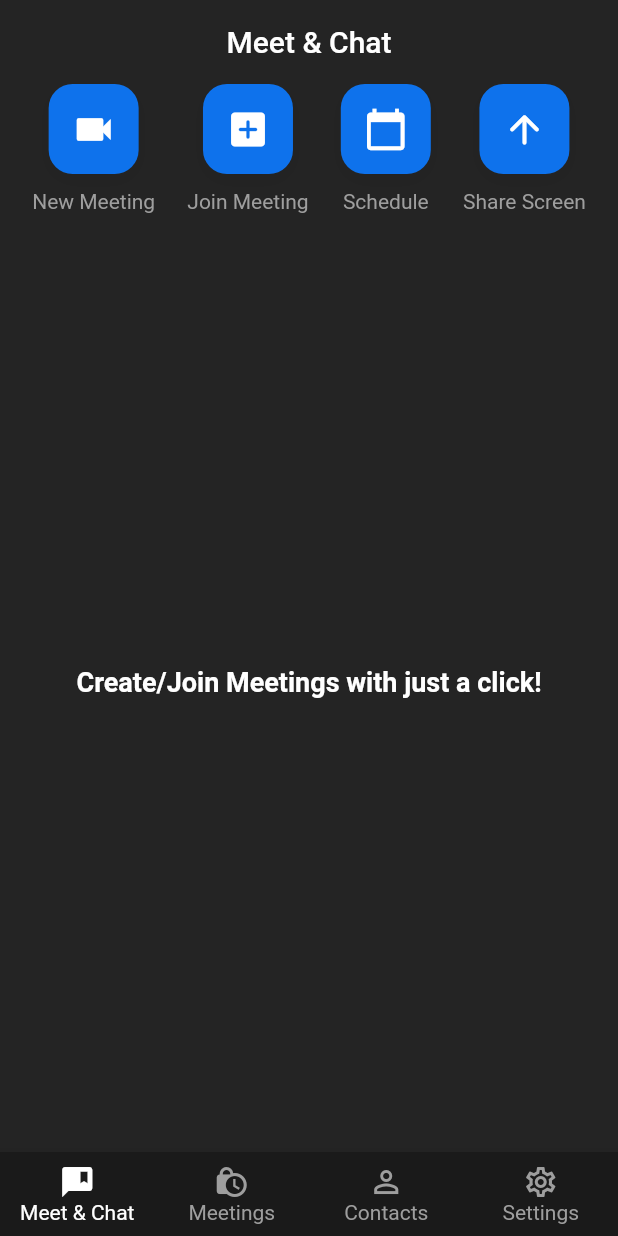
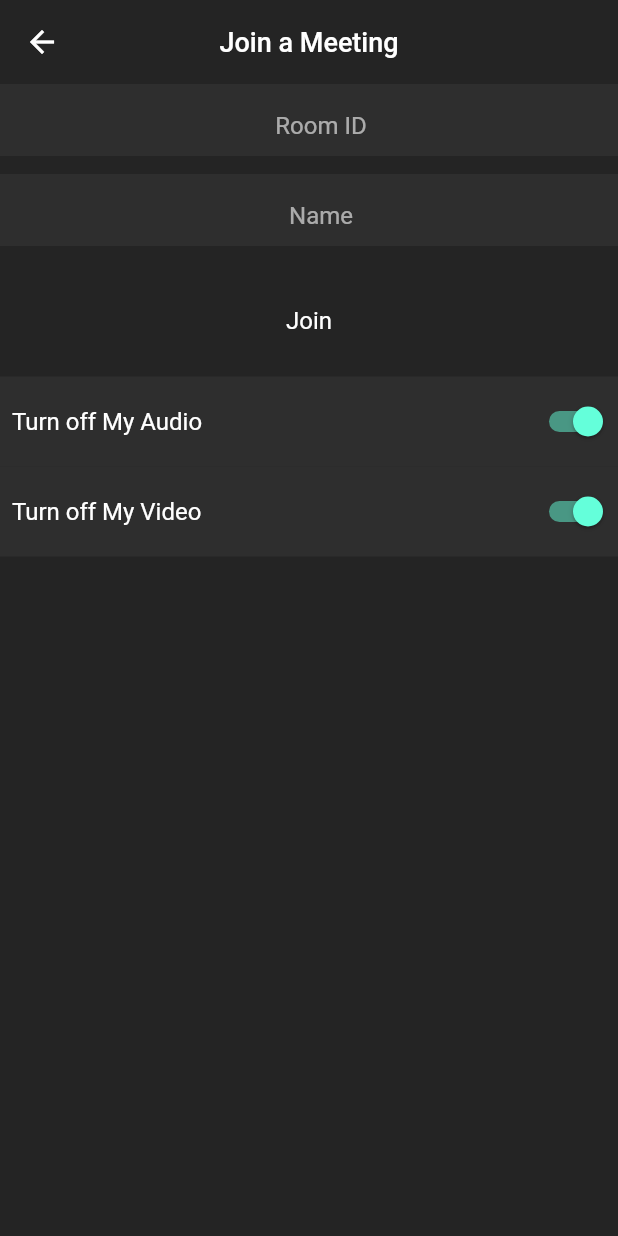
Before and after one commit to HidayaElHabti/ZoomClone, a Flutter app: the screen it shows once a user with an empty profile is signed in, after a tap on "Join Meeting", on a phone screen of 412 x 824 dp. Run offline on Flutter 3.47's test engine with Material 2 defaults, Android fonts, the phone set to English and light mode, and no system bars; our stand-ins replace cloud_firestore, firebase_auth, firebase_core, google_sign_in; missing offline and left inert: jitsi_meet; accounts and stored records are empty; network calls fail.

Commit message:
Join Meeting

```diff
--- a/lib/main.dart
+++ b/lib/main.dart
@@ -3,6 +3,7 @@ import 'package:flutter/material.dart';
 import 'package:zoom_clone/resources/auth_methods.dart';
 import 'package:zoom_clone/screens/home_screen.dart';
 import 'package:zoom_clone/screens/login_screen.dart';
+import 'package:zoom_clone/screens/video_call_screen.dart';
 import 'package:zoom_clone/utils/colors.dart';
 
 void main() {
@@ -27,6 +28,7 @@ class MyApp extends StatelessWidget {
               routes: {
                 '/login': (context) => const LoginScreen(),
                 '/home': (context) => const HomeScreen(),
+                '/video-call': (context) => const VideoCallScreen(),
               },
               home: StreamBuilder(
                 stream: AuthMethods().authChanges,
--- a/lib/resources/jitsi_meet_methods.dart
+++ b/lib/resources/jitsi_meet_methods.dart
@@ -7,15 +7,21 @@ class JitsiMeetMethods {
   void createMeeting(
       {required String roomName,
       required bool isAudioMuted,
-      required bool isVideoMuted}) async {
+      required bool isVideoMuted,
+      String name = ''}) async {
     try {
+      String userName;
       FeatureFlag featureFlag = FeatureFlag();
       featureFlag.welcomePageEnabled = false;
       featureFlag.resolution = FeatureFlagVideoResolution
           .MD_RESOLUTION; // Limit video resolution to 360p
-
+      if (name.isEmpty) {
+        userName = _authMethods.user.displayName!;
+      } else {
+        userName = name;
+      }
       var options = JitsiMeetingOptions(room: roomName)
-        ..userDisplayName = _authMethods.user.displayName
+        ..userDisplayName = userName
         ..userEmail = _authMethods.user.email
         ..userAvatarURL = _authMethods.user.photoURL
         ..audioMuted = isAudioMuted
--- a/lib/screens/meeting_screen.dart
+++ b/lib/screens/meeting_screen.dart
@@ -15,6 +15,10 @@ class MeetingScreen extends StatelessWidget {
         roomName: roomName, isAudioMuted: true, isVideoMuted: true);
   }
 
+  joinMeeting(BuildContext context) {
+    Navigator.pushNamed(context, '/video-call');
+  }
+
   @override
   Widget build(BuildContext context) {
     return Column(
@@ -28,7 +32,7 @@ class MeetingScreen extends StatelessWidget {
               icon: Icons.videocam,
             ),
             HomeMeetingButton(
-              onPressed: () {},
+              onPressed: () => joinMeeting(context),
               text: 'Join Meeting',
               icon: Icons.add_box_rounded,
             ),
--- /dev/null
+++ b/lib/screens/video_call_screen.dart
@@ -0,0 +1,130 @@
+import 'package:flutter/material.dart';
+import 'package:jitsi_meet/jitsi_meet.dart';
+import 'package:zoom_clone/resources/auth_methods.dart';
+import 'package:zoom_clone/resources/jitsi_meet_methods.dart';
+import 'package:zoom_clone/utils/colors.dart';
+import 'package:zoom_clone/widgets/meeting_option.dart';
+
+class VideoCallScreen extends StatefulWidget {
+  const VideoCallScreen({Key? key}) : super(key: key);
+
+  @override
+  State<VideoCallScreen> createState() => _VideoCallScreenState();
+}
+
+class _VideoCallScreenState extends State<VideoCallScreen> {
+  final AuthMethods _authMethods = AuthMethods();
+  late TextEditingController roomIdController;
+  late TextEditingController nameController;
+  final JitsiMeetMethods _jitsiMeetMethods = JitsiMeetMethods();
+
+  bool isAudioMuted = true;
+  bool isVideoMuted = true;
+  @override
+  void initState() {
+    roomIdController = TextEditingController();
+    nameController = TextEditingController(text: _authMethods.user.displayName);
+    super.initState();
+  }
+
+  @override
+  void dispose() {
+    super.dispose();
+    roomIdController.dispose();
+    nameController.dispose();
+    JitsiMeet.removeAllListeners();
+  }
+
+  _joinMeeting() {
+    _jitsiMeetMethods.createMeeting(
+        roomName: roomIdController.text,
+        isAudioMuted: isAudioMuted,
+        isVideoMuted: isVideoMuted,
+        name: nameController.text);
+  }
+
+  @override
+  Widget build(BuildContext context) {
+    return Scaffold(
+        appBar: AppBar(
+          elevation: 0,
+          backgroundColor: backgroundColor,
+          title: const Text(
+            'Join a Meeting',
+            style: TextStyle(
+              fontSize: 18,
+            ),
+          ),
+          centerTitle: true,
+        ),
+        body: Column(children: [
+          SizedBox(
+            height: 60,
+            child: TextField(
+              controller: roomIdController,
+              maxLines: 1,
+              textAlign: TextAlign.center,
+              keyboardType: TextInputType.number,
+              decoration: const InputDecoration(
+                fillColor: secondaryBackgroundColor,
+                filled: true,
+                border: InputBorder.none,
+                hintText: 'Room ID',
+                contentPadding: EdgeInsets.fromLTRB(16, 8, 0, 0),
+              ),
+            ),
+          ),
+          SizedBox(
+            height: 60,
+            child: TextField(
+              controller: nameController,
+              maxLines: 1,
+              textAlign: TextAlign.center,
+              keyboardType: TextInputType.number,
+              decoration: const InputDecoration(
+                fillColor: secondaryBackgroundColor,
+                filled: true,
+                border: InputBorder.none,
+                hintText: 'Name',
+                contentPadding: EdgeInsets.fromLTRB(16, 8, 0, 0),
+              ),
+            ),
+          ),
+          const SizedBox(height: 20),
+          InkWell(
+            onTap: _joinMeeting,
+            child: const Padding(
+                padding: EdgeInsets.all(8.0),
+                child: Text(
+                  'Join',
+                  style: TextStyle(
+                    fontSize: 16,
+                  ),
+                )),
+          ),
+          const SizedBox(height: 20),
+          MeetingOption(
+            text: 'Turn off My Audio',
+            isMute: isAudioMuted,
+            onChange: onAudioChange,
+          ),
+          MeetingOption(
+            text: 'Turn off My Video',
+            isMute: isVideoMuted,
+            onChange: onVideoChange,
+          ),
+        ]));
+  }
+
+  onAudioChange(bool value) {
+    setState(() {
+      isAudioMuted = value;
+    });
+  }
+
+  onVideoChange(bool value) {
+    setState(() {
+      isVideoMuted = value;
+    });
+  }
+}
--- /dev/null
+++ b/lib/widgets/meeting_option.dart
@@ -0,0 +1,35 @@
+import 'package:flutter/material.dart';
+import 'package:zoom_clone/utils/colors.dart';
+
+class MeetingOption extends StatelessWidget {
+  final String text;
+  final bool isMute;
+  final Function(bool) onChange;
+  const MeetingOption(
+      {Key? key,
+      required this.text,
+      required this.isMute,
+      required this.onChange})
+      : super(key: key);
+
+  @override
+  Widget build(BuildContext context) {
+    return Container(
+      height: 60,
+      color: secondaryBackgroundColor,
+      child: Row(
+        mainAxisAlignment: MainAxisAlignment.spaceBetween,
+        children: [
+          Padding(
+            padding: const EdgeInsets.all(8.0),
+            child: Text(
+              text,
+              style: const TextStyle(fontSize: 16),
+            ),
+          ),
+          Switch.adaptive(value: isMute, onChanged: onChange)
+        ],
+      ),
+    );
+  }
+}
```
